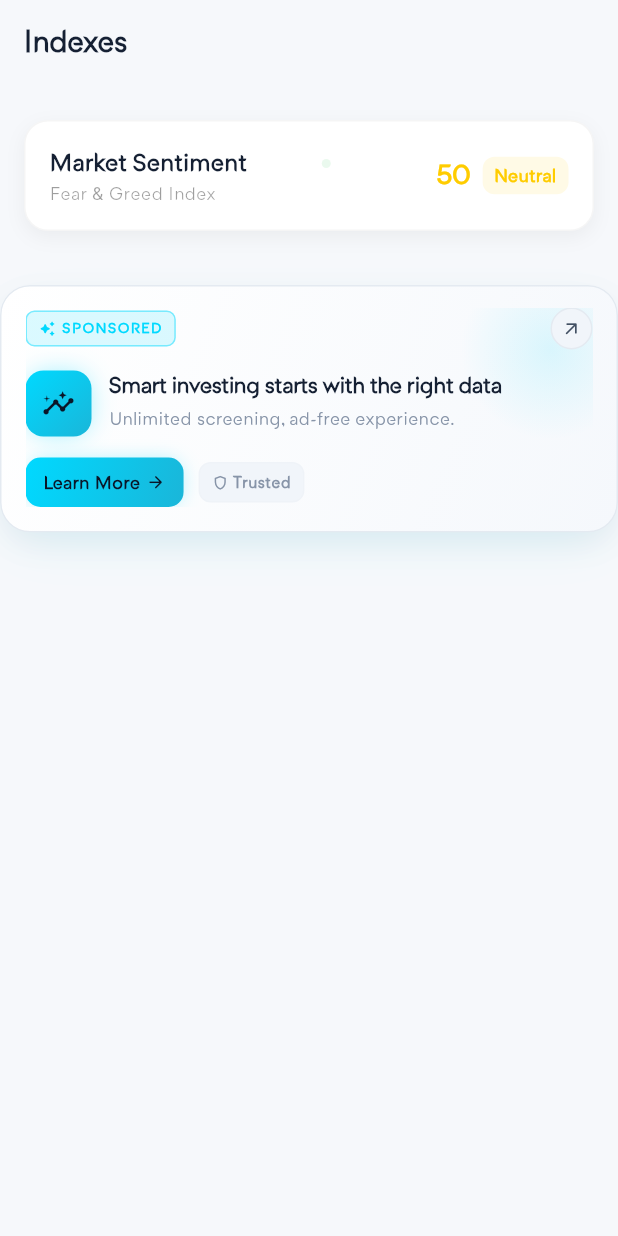
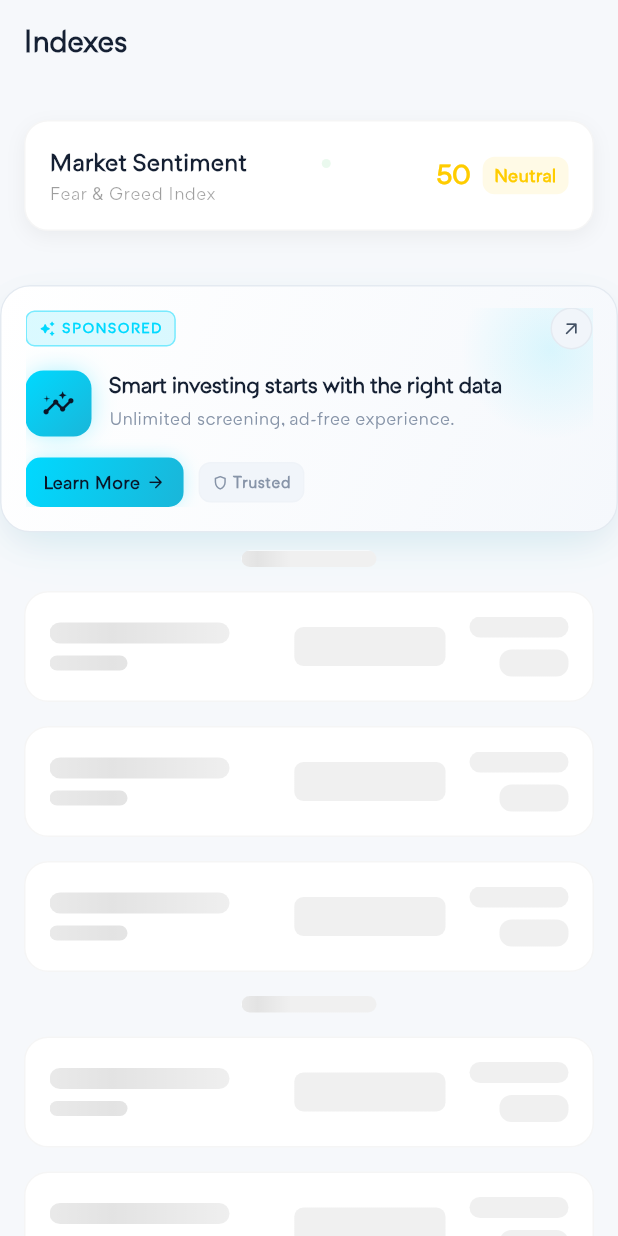
Before and after one commit to IamSizar/UNMU, a Flutter app: the IndexesScreen screen opened directly, on a phone screen of 412 x 824 dp. Run offline on Flutter 3.47's test engine with Material 3 defaults, Android fonts, the phone set to English and light mode, and no system bars; our stand-ins replace app_links, audioplayers, file_picker, firebase_auth, firebase_core, firebase_crashlytics and 14 more; missing offline and left inert: app_tracking_transparency, record, video_thumbnail; accounts and stored records are empty; network calls fail.

Commit message:
Real stocks + indexes (EODHD/Yahoo), upload + notification reliability, UI polish
- Stocks: rewrite EODHD provider (real fundamentals + ticker→symbol map),
  add cmd/ingest_eodhd to screen DB stocks, migration 0044 (fundamentals
  unique constraint). 17 stocks now real Halal verdicts.
- Indexes: real index values via EODHD .INDX (Dow/S&P/Nasdaq/etc.) + Yahoo
  free chart API for Russell/FTSE/MSCI World/WTI; 100-pt sparklines so
  share 7/30/90D charts are real; TNX ÷10.
- Uploads: timeout+retry on image/doc uploads (no more infinite hang),
  shorter video-part timeout for faster stall recovery.
- Notifications: sync bell badge with inbox (count clears on read), unread
  row color tint.
- Stock detail: clean up Shariah assessment text (was raw ASCII report).
- Skeleton shimmer loaders for stocks + indexes; remove Discover header icons.

Co-Authored-By: Claude Opus 4.7 (1M context) <noreply@anthropic.com>

```diff
--- a/lib/config/api_config.dart
+++ b/lib/config/api_config.dart
@@ -13,7 +13,7 @@ class ApiConfig {
   /// move to a different Wi-Fi or your router hands out a new DHCP lease.
   /// Used for real-device builds (iPhone / physical Android) so the phone
   /// can reach the laptop on the same Wi-Fi.
-  static const String devMacLanIp = '192.168.0.107';
+  static const String devMacLanIp = '192.168.1.75';
 
   static String get baseUrl {
     if (!useLocalBackend) return railwayUrl;
--- a/lib/screens/indexes/index_detail_screen.dart
+++ b/lib/screens/indexes/index_detail_screen.dart
@@ -637,7 +637,9 @@ class _DetailedChart extends StatelessWidget {
                 if (index >= 0 && index < chartDates.length) {
                   try {
                     final date = DateTime.parse(chartDates[index]);
-                    dateLabel = LocaleFormat.time(date);
+                    // Daily closes → show the real DATE (e.g. "22 May 2026"),
+                    // not a time-of-day (which would always be 00:00).
+                    dateLabel = LocaleFormat.date(date);
                   } catch (_) {}
                 }
 
--- a/lib/screens/indexes/indexes_screen.dart
+++ b/lib/screens/indexes/indexes_screen.dart
@@ -3,6 +3,7 @@ import 'package:get/get.dart';
 import '../../controllers/stocks_controller.dart';
 import '../../widgets/fear_and_greed_card.dart';
 import '../../widgets/index_card.dart';
+import '../../widgets/skeleton_loaders.dart';
 import '../../widgets/platform_adaptive/platform_app_bar.dart';
 import '../../controllers/auth_controller.dart';
 import '../../widgets/ads/banner_ad_widget.dart';
@@ -82,6 +83,12 @@ class _IndexesScreenState extends State<IndexesScreen> {
                     // free tier only saw "Benchmarks" with a lock-icon
                     // upsell card below; that gating was removed so the
                     // indexes surface is fully open.
+                    // Loading: marketIndexes is empty until the first fetch
+                    // resolves — show shimmer skeletons that match the loaded
+                    // layout (no content-shift) instead of blank space.
+                    if (provider.marketIndexes.isEmpty)
+                      const IndexListSkeleton()
+                    else
                       ...categories.entries.map((entry) {
                         return Column(
                           crossAxisAlignment: CrossAxisAlignment.start,
@@ -100,8 +107,14 @@ class _IndexesScreenState extends State<IndexesScreen> {
                                 ),
                               ),
                             ),
-                          ...entry.value.map(
-                            (index) => IndexCard(index: index),
+                            // Stagger the real cards in (Framer-Motion
+                            // staggerChildren) for a polished reveal once
+                            // data arrives.
+                            ...entry.value.asMap().entries.map(
+                                  (e) => StaggeredReveal(
+                                    index: e.key,
+                                    child: IndexCard(index: e.value),
+                                  ),
                                 ),
                             const SizedBox(height: 16),
                           ],
--- /dev/null
+++ b/lib/widgets/skeleton_loaders.dart
@@ -0,0 +1,336 @@
+import 'dart:async';
+import 'package:flutter/material.dart';
+import '../theme/halal_fintech_theme.dart';
+
+/// Loading-state building blocks for the stocks + indexes surfaces.
+///
+/// Design notes (ui-ux-pro-max + Framer-Motion principles, rebuilt in Flutter):
+///   • Skeletons mirror the real card's exact shape/size so the layout doesn't
+///     jump when data arrives (no content-shift).
+///   • A single left→right [Shimmer] sweep conveys "loading" subtly — Linear/
+///     Vercel-level restraint, never a spinner.
+///   • [StaggeredReveal] fades+slides items in one-by-one (Framer Motion's
+///     `staggerChildren`) so the real content arrives with polish.
+///   • Animate opacity/transform only (compositor-friendly), never layout.
+
+// ─────────────────────────────────────────────────────────────────────────
+// Shimmer — animated highlight sweep over its (opaque) children.
+// ─────────────────────────────────────────────────────────────────────────
+class Shimmer extends StatefulWidget {
+  final Widget child;
+  final Color? baseColor;
+  final Color? highlightColor;
+
+  const Shimmer({
+    super.key,
+    required this.child,
+    this.baseColor,
+    this.highlightColor,
+  });
+
+  @override
+  State<Shimmer> createState() => _ShimmerState();
+}
+
+class _ShimmerState extends State<Shimmer> with SingleTickerProviderStateMixin {
+  late final AnimationController _ctrl = AnimationController(
+    vsync: this,
+    duration: const Duration(milliseconds: 1450),
+  )..repeat();
+
+  @override
+  void dispose() {
+    _ctrl.dispose();
+    super.dispose();
+  }
+
+  @override
+  Widget build(BuildContext context) {
+    final isDark = Theme.of(context).brightness == Brightness.dark;
+    final base = widget.baseColor ??
+        (isDark
+            ? Colors.white.withValues(alpha: 0.06)
+            : Colors.black.withValues(alpha: 0.06));
+    final highlight = widget.highlightColor ??
+        (isDark
+            ? Colors.white.withValues(alpha: 0.16)
+            : Colors.black.withValues(alpha: 0.11));
+
+    return AnimatedBuilder(
+      animation: _ctrl,
+      builder: (context, child) {
+        return ShaderMask(
+          blendMode: BlendMode.srcATop,
+          shaderCallback: (bounds) {
+            return LinearGradient(
+              colors: [base, highlight, base],
+              stops: const [0.25, 0.5, 0.75],
+              begin: Alignment.centerLeft,
+              end: Alignment.centerRight,
+              transform: _SlidingGradientTransform(_ctrl.value),
+            ).createShader(bounds);
+          },
+          child: child,
+        );
+      },
+      child: widget.child,
+    );
+  }
+}
+
+class _SlidingGradientTransform extends GradientTransform {
+  final double slide; // 0..1
+  const _SlidingGradientTransform(this.slide);
+
+  @override
+  Matrix4? transform(Rect bounds, {TextDirection? textDirection}) {
+    // Sweep the gradient from fully off-screen left to fully off-screen right.
+    return Matrix4.translationValues(bounds.width * (slide * 2.0 - 1.0), 0, 0);
+  }
+}
+
+// ─────────────────────────────────────────────────────────────────────────
+// SkeletonBox — one opaque placeholder shape (the Shimmer recolors it).
+// ─────────────────────────────────────────────────────────────────────────
+class SkeletonBox extends StatelessWidget {
+  final double width;
+  final double height;
+  final double radius;
+
+  const SkeletonBox({
+    super.key,
+    this.width = double.infinity,
+    this.height = 12,
+    this.radius = 7,
+  });
+
+  @override
+  Widget build(BuildContext context) {
+    return Container(
+      width: width,
+      height: height,
+      decoration: BoxDecoration(
+        color: Colors.white, // recolored by the parent Shimmer's gradient
+        borderRadius: BorderRadius.circular(radius),
+      ),
+    );
+  }
+}
+
+// ─────────────────────────────────────────────────────────────────────────
+// StaggeredReveal — fade + slide-up entrance, delayed by [index].
+// Plays once when the widget is first inserted (e.g. when real cards replace
+// skeletons). Cheap, self-disposing controller per item.
+// ─────────────────────────────────────────────────────────────────────────
+class StaggeredReveal extends StatefulWidget {
+  final int index;
+  final Widget child;
+  final Duration baseDelay;
+
+  const StaggeredReveal({
+    super.key,
+    required this.index,
+    required this.child,
+    this.baseDelay = const Duration(milliseconds: 55),
+  });
+
+  @override
+  State<StaggeredReveal> createState() => _StaggeredRevealState();
+}
+
+class _StaggeredRevealState extends State<StaggeredReveal>
+    with SingleTickerProviderStateMixin {
+  late final AnimationController _ctrl = AnimationController(
+    vsync: this,
+    duration: const Duration(milliseconds: 420),
+  );
+  late final Animation<double> _fade =
+      CurvedAnimation(parent: _ctrl, curve: Curves.easeOut);
+  late final Animation<Offset> _slide = Tween<Offset>(
+    begin: const Offset(0, 0.06),
+    end: Offset.zero,
+  ).animate(CurvedAnimation(parent: _ctrl, curve: Curves.easeOutCubic));
+
+  Timer? _timer;
+
+  @override
+  void initState() {
+    super.initState();
+    // Cap the cumulative delay so a long list doesn't feel slow.
+    final delayMs =
+        (widget.index * widget.baseDelay.inMilliseconds).clamp(0, 600).toInt();
+    _timer = Timer(Duration(milliseconds: delayMs), () {
+      if (mounted) _ctrl.forward();
+    });
+  }
+
+  @override
+  void dispose() {
+    _timer?.cancel();
+    _ctrl.dispose();
+    super.dispose();
+  }
+
+  @override
+  Widget build(BuildContext context) {
+    return FadeTransition(
+      opacity: _fade,
+      child: SlideTransition(position: _slide, child: widget.child),
+    );
+  }
+}
+
+// ─────────────────────────────────────────────────────────────────────────
+// IndexCardSkeleton — mirrors IndexCard's layout (name+symbol | spark | price).
+// ─────────────────────────────────────────────────────────────────────────
+class IndexCardSkeleton extends StatelessWidget {
+  const IndexCardSkeleton({super.key});
+
+  @override
+  Widget build(BuildContext context) {
+    final isDark = Theme.of(context).brightness == Brightness.dark;
+    return Container(
+      margin: const EdgeInsets.symmetric(horizontal: 16, vertical: 8),
+      padding: const EdgeInsets.all(16),
+      decoration: BoxDecoration(
+        color: isDark ? const Color(0xFF1E1E1E) : Colors.white,
+        borderRadius: BorderRadius.circular(16),
+        border: Border.all(
+          color: isDark ? Colors.white10 : Colors.grey.withValues(alpha: 0.1),
+        ),
+      ),
+      child: Shimmer(
+        child: Row(
+          children: [
+            Expanded(
+              flex: 3,
+              child: Column(
+                crossAxisAlignment: CrossAxisAlignment.start,
+                children: const [
+                  SkeletonBox(width: 120, height: 14),
+                  SizedBox(height: 8),
+                  SkeletonBox(width: 52, height: 10),
+                ],
+              ),
+            ),
+            const SizedBox(width: 12),
+            const Expanded(
+              flex: 2,
+              child: SkeletonBox(height: 26, radius: 6),
+            ),
+            const SizedBox(width: 16),
+            Column(
+              crossAxisAlignment: CrossAxisAlignment.end,
+              children: const [
+                SkeletonBox(width: 66, height: 14),
+                SizedBox(height: 8),
+                SkeletonBox(width: 46, height: 18, radius: 8),
+              ],
+            ),
+          ],
+        ),
+      ),
+    );
+  }
+}
+
+// ─────────────────────────────────────────────────────────────────────────
+// StockCardSkeleton — mirrors StockCard (logo | name + ticker/sector | grade).
+// ─────────────────────────────────────────────────────────────────────────
+class StockCardSkeleton extends StatelessWidget {
+  const StockCardSkeleton({super.key});
+
+  @override
+  Widget build(BuildContext context) {
+    final isDark = Theme.of(context).brightness == Brightness.dark;
+    return Container(
+      margin: const EdgeInsets.fromLTRB(16, 0, 16, 10),
+      decoration: BoxDecoration(
+        color: isDark ? HalalFintechTheme.cardDark : Colors.white,
+        borderRadius: BorderRadius.circular(14),
+        border: Border.all(
+          color: isDark
+              ? HalalFintechTheme.cardBorderDark
+              : HalalFintechTheme.cardBorderLight,
+        ),
+      ),
+      child: Padding(
+        padding: const EdgeInsets.symmetric(horizontal: 16, vertical: 14),
+        child: Shimmer(
+          child: Row(
+            children: [
+              const SkeletonBox(width: 46, height: 46, radius: 23),
+              const SizedBox(width: 16),
+              Expanded(
+                child: Column(
+                  crossAxisAlignment: CrossAxisAlignment.start,
+                  children: [
+                    const SkeletonBox(width: 150, height: 15),
+                    const SizedBox(height: 9),
+                    Row(
+                      children: const [
+                        SkeletonBox(width: 46, height: 16, radius: 8),
+                        SizedBox(width: 8),
+                        SkeletonBox(width: 84, height: 12),
+                      ],
+                    ),
+                  ],
+                ),
+              ),
+              const SizedBox(width: 12),
+              const SkeletonBox(width: 58, height: 26, radius: 999),
+            ],
+          ),
+        ),
+      ),
+    );
+  }
+}
+
+/// A staggered column of [IndexCardSkeleton]s for the indexes screen's
+/// loading state. Includes faint category-header bars so the shape matches
+/// the loaded screen.
+class IndexListSkeleton extends StatelessWidget {
+  final int count;
+  const IndexListSkeleton({super.key, this.count = 7});
+
+  @override
+  Widget build(BuildContext context) {
+    final children = <Widget>[];
+    for (var i = 0; i < count; i++) {
+      // Drop a small header bar before the 1st and ~midway, mimicking the
+      // "BENCHMARKS / GLOBAL / …" section labels.
+      if (i == 0 || i == 3) {
+        children.add(
+          StaggeredReveal(
+            index: i,
+            child: Padding(
+              padding: const EdgeInsets.fromLTRB(16, 8, 16, 8),
+              child: Shimmer(child: const SkeletonBox(width: 90, height: 11)),
+            ),
+          ),
+        );
+      }
+      children.add(
+        StaggeredReveal(index: i, child: const IndexCardSkeleton()),
+      );
+    }
+    return Column(children: children);
+  }
+}
+
+/// A staggered column of [StockCardSkeleton]s for the stocks list loading.
+class StockListSkeleton extends StatelessWidget {
+  final int count;
+  const StockListSkeleton({super.key, this.count = 8});
+
+  @override
+  Widget build(BuildContext context) {
+    return Column(
+      children: [
+        for (var i = 0; i < count; i++)
+          StaggeredReveal(index: i, child: const StockCardSkeleton()),
+      ],
+    );
+  }
+}
```
Also changed, not shown: lib/controllers/notifications_controller.dart (+7 -0 lines), lib/screens/discover/discover_screen.dart (+7 -20 lines), lib/screens/notifications/inbox_screen.dart (+24 -0 lines), lib/screens/stock_detail/stock_detail_screen.dart (+86 -10 lines), lib/services/upload_service.dart (+40 -13 lines), 5 other files. Lines whose indentation alone changed are shown as unchanged.
